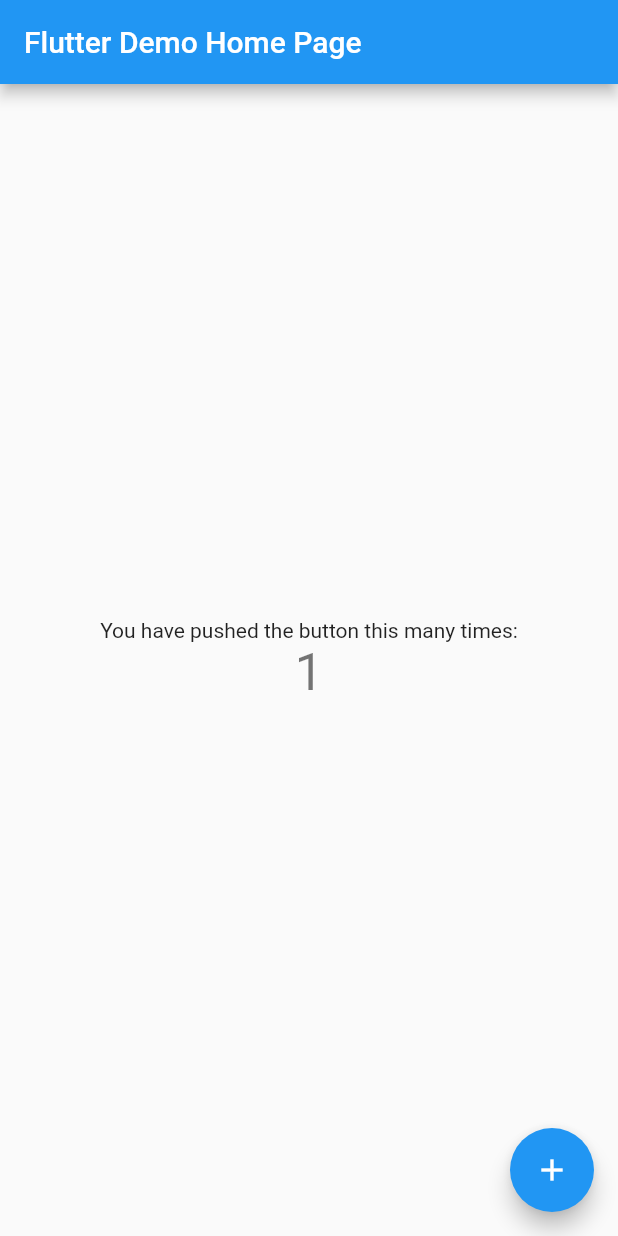
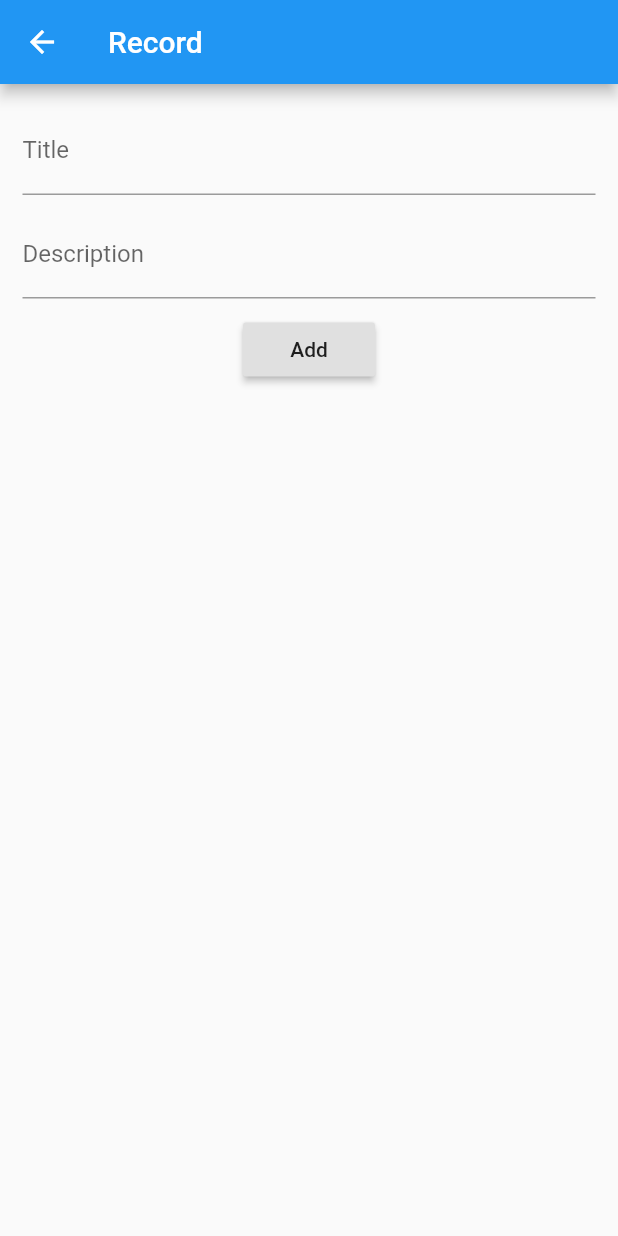
Before and after one commit to cyan92128505/recodo, a Flutter app: the screen it shows after launch, after a tap on the "add" icon, on a phone screen of 412 x 824 dp. Run offline on Flutter 3.47's test engine with Material 2 defaults, Android fonts, the phone set to English and light mode, and no system bars; our stand-ins replace sqflite; accounts and stored records are empty.

Commit message:
use sqlite crud

```diff
--- a/lib/main.dart
+++ b/lib/main.dart
@@ -1,119 +1,11 @@
 import 'package:flutter/material.dart';
-import 'dart:convert';
-import './model/recode.dart';
+// import 'dart:convert';
+// import 'package:recodo/model/recode.dart';
+import 'package:recodo/ui/listview_record.dart';
 
-void main() => runApp(MyApp());
-
-class MyApp extends StatelessWidget {
-  // This widget is the root of your application.
-  @override
-  Widget build(BuildContext context) {
-    return MaterialApp(
-      title: 'Flutter Demo',
-      theme: ThemeData(
-        // This is the theme of your application.
-        //
-        // Try running your application with "flutter run". You'll see the
-        // application has a blue toolbar. Then, without quitting the app, try
-        // changing the primarySwatch below to Colors.green and then invoke
-        // "hot reload" (press "r" in the console where you ran "flutter run",
-        // or simply save your changes to "hot reload" in a Flutter IDE).
-        // Notice that the counter didn't reset back to zero; the application
-        // is not restarted.
-        primarySwatch: Colors.blue,
+void main() => runApp(
+      MaterialApp(
+        title: 'Returning Data',
+        home: ListViewRecord(),
       ),
-      home: MyHomePage(title: 'Flutter Demo Home Page'),
     );
-  }
-}
-
-class MyHomePage extends StatefulWidget {
-  MyHomePage({Key key, this.title}) : super(key: key);
-
-  // This widget is the home page of your application. It is stateful, meaning
-  // that it has a State object (defined below) that contains fields that affect
-  // how it looks.
-
-  // This class is the configuration for the state. It holds the values (in this
-  // case the title) provided by the parent (in this case the App widget) and
-  // used by the build method of the State. Fields in a Widget subclass are
-  // always marked "final".
-
-  final String title;
-
-  @override
-  _MyHomePageState createState() => _MyHomePageState();
-}
-
-class _MyHomePageState extends State<MyHomePage> {
-  int _counter = 0;
-
-  void _incrementCounter() {
-    setState(() {
-      // This call to setState tells the Flutter framework that something has
-      // changed in this State, which causes it to rerun the build method below
-      // so that the display can reflect the updated values. If we changed
-      // _counter without calling setState(), then the build method would not be
-      // called again, and so nothing would appear to happen.
-      _counter++;
-
-      Map recodeMap = jsonDecode("{\"name\":\"hello\",\"value\":\"world\"}");
-      var recode = new Recode.fromJson(recodeMap);
-
-      print('Howdy, ${recode.name}!');
-      print('We sent the verification link to ${recode.value}.');
-    });
-  }
-
-  @override
-  Widget build(BuildContext context) {
-    // This method is rerun every time setState is called, for instance as done
-    // by the _incrementCounter method above.
-    //
-    // The Flutter framework has been optimized to make rerunning build methods
-    // fast, so that you can just rebuild anything that needs updating rather
-    // than having to individually change instances of widgets.
-    return Scaffold(
-      appBar: AppBar(
-        // Here we take the value from the MyHomePage object that was created by
-        // the App.build method, and use it to set our appbar title.
-        title: Text(widget.title),
-      ),
-      body: Center(
-        // Center is a layout widget. It takes a single child and positions it
-        // in the middle of the parent.
-        child: Column(
-          // Column is also layout widget. It takes a list of children and
-          // arranges them vertically. By default, it sizes itself to fit its
-          // children horizontally, and tries to be as tall as its parent.
-          //
-          // Invoke "debug painting" (press "p" in the console, choose the
-          // "Toggle Debug Paint" action from the Flutter Inspector in Android
-          // Studio, or the "Toggle Debug Paint" command in Visual Studio Code)
-          // to see the wireframe for each widget.
-          //
-          // Column has various properties to control how it sizes itself and
-          // how it positions its children. Here we use mainAxisAlignment to
-          // center the children vertically; the main axis here is the vertical
-          // axis because Columns are vertical (the cross axis would be
-          // horizontal).
-          mainAxisAlignment: MainAxisAlignment.center,
-          children: <Widget>[
-            Text(
-              'You have pushed the button this many times:',
-            ),
-            Text(
-              '$_counter',
-              style: Theme.of(context).textTheme.display1,
-            ),
-          ],
-        ),
-      ),
-      floatingActionButton: FloatingActionButton(
-        onPressed: _incrementCounter,
-        tooltip: 'Increment',
-        child: Icon(Icons.add),
-      ), // This trailing comma makes auto-formatting nicer for build methods.
-    );
-  }
-}
--- /dev/null
+++ b/lib/model/record.dart
@@ -0,0 +1,34 @@
+class Record {
+  int _id;
+  String _title;
+  String _description;
+
+  Record(this._title, this._description);
+
+  Record.map(dynamic obj) {
+    this._id = obj['id'];
+    this._title = obj['title'];
+    this._description = obj['description'];
+  }
+
+  int get id => _id;
+  String get title => _title;
+  String get description => _description;
+
+  Map<String, dynamic> toMap() {
+    var map = new Map<String, dynamic>();
+    if (_id != null) {
+      map['id'] = _id;
+    }
+    map['title'] = _title;
+    map['description'] = _description;
+
+    return map;
+  }
+
+  Record.fromMap(Map<String, dynamic> map) {
+    this._id = map['id'];
+    this._title = map['title'];
+    this._description = map['description'];
+  }
+}
--- /dev/null
+++ b/lib/ui/listview_record.dart
@@ -0,0 +1,138 @@
+import 'package:flutter/material.dart';
+import 'package:recodo/model/record.dart';
+import 'package:recodo/util/database_helper.dart';
+import 'package:recodo/ui/record_screen.dart';
+
+class ListViewRecord extends StatefulWidget {
+  @override
+  _ListViewRecordState createState() => new _ListViewRecordState();
+}
+
+class _ListViewRecordState extends State<ListViewRecord> {
+  List<Record> items = new List();
+  DatabaseHelper db = new DatabaseHelper();
+
+  @override
+  void initState() {
+    super.initState();
+
+    db.getAllRecords().then((notes) {
+      setState(() {
+        notes.forEach((note) {
+          items.add(Record.fromMap(note));
+        });
+      });
+    });
+  }
+
+  @override
+  Widget build(BuildContext context) {
+    return MaterialApp(
+      title: 'JSA ListView Demo',
+      home: Scaffold(
+        appBar: AppBar(
+          title: Text('ListView Demo'),
+          centerTitle: true,
+          backgroundColor: Colors.blue,
+        ),
+        body: Center(
+          child: ListView.builder(
+              itemCount: items.length,
+              padding: const EdgeInsets.all(15.0),
+              itemBuilder: (context, position) {
+                return Column(
+                  children: <Widget>[
+                    Divider(height: 5.0),
+                    ListTile(
+                      title: Text(
+                        '${items[position].title}',
+                        style: TextStyle(
+                          fontSize: 22.0,
+                          color: Colors.deepOrangeAccent,
+                        ),
+                      ),
+                      subtitle: Text(
+                        '${items[position].description}',
+                        style: new TextStyle(
+                          fontSize: 18.0,
+                          fontStyle: FontStyle.italic,
+                        ),
+                      ),
+                      leading: Column(
+                        children: <Widget>[
+                          Padding(padding: EdgeInsets.all(10.0)),
+                          CircleAvatar(
+                            backgroundColor: Colors.blueAccent,
+                            radius: 15.0,
+                            child: Text(
+                              '${items[position].id}',
+                              style: TextStyle(
+                                fontSize: 22.0,
+                                color: Colors.white,
+                              ),
+                            ),
+                          ),
+                          IconButton(
+                              icon: const Icon(Icons.remove_circle_outline),
+                              onPressed: () => _deleteRecord(
+                                  context, items[position], position)),
+                        ],
+                      ),
+                      onTap: () => _navigateToRecord(context, items[position]),
+                    ),
+                  ],
+                );
+              }),
+        ),
+        floatingActionButton: FloatingActionButton(
+          child: Icon(Icons.add),
+          onPressed: () => _createNewRecord(context),
+        ),
+      ),
+    );
+  }
+
+  void _deleteRecord(BuildContext context, Record note, int position) async {
+    db.deleteRecord(note.id).then((notes) {
+      setState(() {
+        items.removeAt(position);
+      });
+    });
+  }
+
+  void _navigateToRecord(BuildContext context, Record note) async {
+    String result = await Navigator.push(
+      context,
+      MaterialPageRoute(builder: (context) => RecordScreen(note)),
+    );
+
+    if (result == 'update') {
+      db.getAllRecords().then((notes) {
+        setState(() {
+          items.clear();
+          notes.forEach((note) {
+            items.add(Record.fromMap(note));
+          });
+        });
+      });
+    }
+  }
+
+  void _createNewRecord(BuildContext context) async {
+    String result = await Navigator.push(
+      context,
+      MaterialPageRoute(builder: (context) => RecordScreen(Record('', ''))),
+    );
+
+    if (result == 'save') {
+      db.getAllRecords().then((notes) {
+        setState(() {
+          items.clear();
+          notes.forEach((note) {
+            items.add(Record.fromMap(note));
+          });
+        });
+      });
+    }
+  }
+}
--- /dev/null
+++ b/lib/ui/record_screen.dart
@@ -0,0 +1,75 @@
+import 'package:flutter/material.dart';
+import 'package:recodo/model/record.dart';
+import 'package:recodo/util/database_helper.dart';
+
+class RecordScreen extends StatefulWidget {
+  final Record note;
+  RecordScreen(this.note);
+
+  @override
+  State<StatefulWidget> createState() => new _RecordScreenState();
+}
+
+class _RecordScreenState extends State<RecordScreen> {
+  DatabaseHelper db = new DatabaseHelper();
+
+  TextEditingController _titleController;
+  TextEditingController _descriptionController;
+
+  @override
+  void initState() {
+    super.initState();
+
+    _titleController = new TextEditingController(text: widget.note.title);
+    _descriptionController =
+        new TextEditingController(text: widget.note.description);
+  }
+
+  @override
+  Widget build(BuildContext context) {
+    return Scaffold(
+      appBar: AppBar(title: Text('Record')),
+      body: Container(
+        margin: EdgeInsets.all(15.0),
+        alignment: Alignment.center,
+        child: Column(
+          children: <Widget>[
+            TextField(
+              controller: _titleController,
+              decoration: InputDecoration(labelText: 'Title'),
+            ),
+            Padding(padding: new EdgeInsets.all(5.0)),
+            TextField(
+              controller: _descriptionController,
+              decoration: InputDecoration(labelText: 'Description'),
+            ),
+            Padding(padding: new EdgeInsets.all(5.0)),
+            RaisedButton(
+              child: (widget.note.id != null) ? Text('Update') : Text('Add'),
+              onPressed: () {
+                if (widget.note.id != null) {
+                  db
+                      .updateRecord(Record.fromMap({
+                    'id': widget.note.id,
+                    'title': _titleController.text,
+                    'description': _descriptionController.text
+                  }))
+                      .then((_) {
+                    Navigator.pop(context, 'update');
+                  });
+                } else {
+                  db
+                      .saveRecord(Record(
+                          _titleController.text, _descriptionController.text))
+                      .then((_) {
+                    Navigator.pop(context, 'save');
+                  });
+                }
+              },
+            ),
+          ],
+        ),
+      ),
+    );
+  }
+}
--- /dev/null
+++ b/lib/util/database_helper.dart
@@ -0,0 +1,103 @@
+import 'dart:async';
+
+import 'package:sqflite/sqflite.dart';
+import 'package:path/path.dart';
+import 'package:recodo/model/record.dart';
+
+class DatabaseHelper {
+  static final DatabaseHelper _instance = new DatabaseHelper.internal();
+
+  factory DatabaseHelper() => _instance;
+
+  final String tableRecord = 'noteTable';
+  final String columnId = 'id';
+  final String columnTitle = 'title';
+  final String columnDescription = 'description';
+
+  static Database _db;
+
+  DatabaseHelper.internal();
+
+  Future<Database> get db async {
+    if (_db != null) {
+      return _db;
+    }
+    _db = await initDb();
+
+    return _db;
+  }
+
+  initDb() async {
+    String databasesPath = await getDatabasesPath();
+    String path = join(databasesPath, 'notes.db');
+
+//    await deleteDatabase(path); // just for testing
+
+    var db = await openDatabase(path, version: 1, onCreate: _onCreate);
+    return db;
+  }
+
+  void _onCreate(Database db, int newVersion) async {
+    await db.execute(
+        'CREATE TABLE $tableRecord($columnId INTEGER PRIMARY KEY, $columnTitle TEXT, $columnDescription TEXT)');
+  }
+
+  Future<int> saveRecord(Record note) async {
+    var dbClient = await db;
+    var result = await dbClient.insert(tableRecord, note.toMap());
+//    var result = await dbClient.rawInsert(
+//        'INSERT INTO $tableRecord ($columnTitle, $columnDescription) VALUES (\'${note.title}\', \'${note.description}\')');
+
+    return result;
+  }
+
+  Future<List> getAllRecords() async {
+    var dbClient = await db;
+    var result = await dbClient.query(tableRecord,
+        columns: [columnId, columnTitle, columnDescription]);
+//    var result = await dbClient.rawQuery('SELECT * FROM $tableRecord');
+
+    return result.toList();
+  }
+
+  Future<int> getCount() async {
+    var dbClient = await db;
+    return Sqflite.firstIntValue(
+        await dbClient.rawQuery('SELECT COUNT(*) FROM $tableRecord'));
+  }
+
+  Future<Record> getRecord(int id) async {
+    var dbClient = await db;
+    List<Map> result = await dbClient.query(tableRecord,
+        columns: [columnId, columnTitle, columnDescription],
+        where: '$columnId = ?',
+        whereArgs: [id]);
+//    var result = await dbClient.rawQuery('SELECT * FROM $tableRecord WHERE $columnId = $id');
+
+    if (result.length > 0) {
+      return new Record.fromMap(result.first);
+    }
+
+    return null;
+  }
+
+  Future<int> deleteRecord(int id) async {
+    var dbClient = await db;
+    return await dbClient
+        .delete(tableRecord, where: '$columnId = ?', whereArgs: [id]);
+//    return await dbClient.rawDelete('DELETE FROM $tableRecord WHERE $columnId = $id');
+  }
+
+  Future<int> updateRecord(Record note) async {
+    var dbClient = await db;
+    return await dbClient.update(tableRecord, note.toMap(),
+        where: "$columnId = ?", whereArgs: [note.id]);
+//    return await dbClient.rawUpdate(
+//        'UPDATE $tableRecord SET $columnTitle = \'${note.title}\', $columnDescription = \'${note.description}\' WHERE $columnId = ${note.id}');
+  }
+
+  Future close() async {
+    var dbClient = await db;
+    return dbClient.close();
+  }
+}
```
Also changed, not shown: pubspec.yaml (+1 -6 lines), 6 other files.
